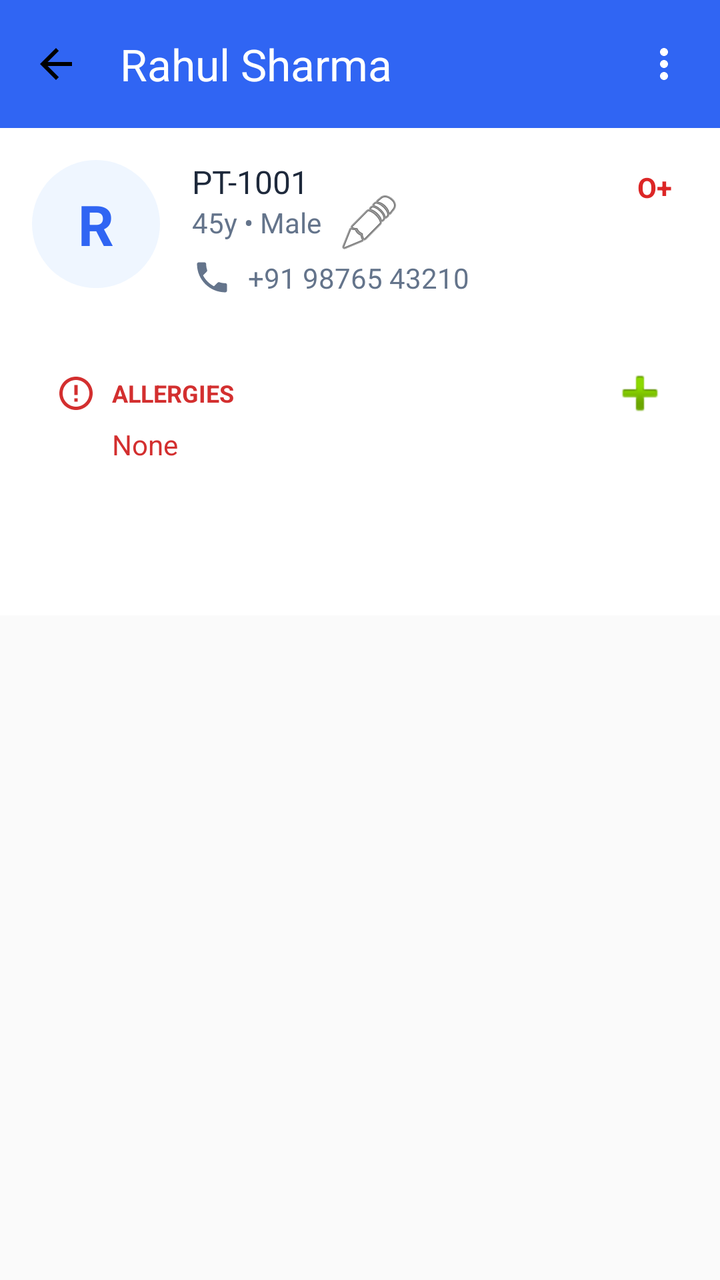
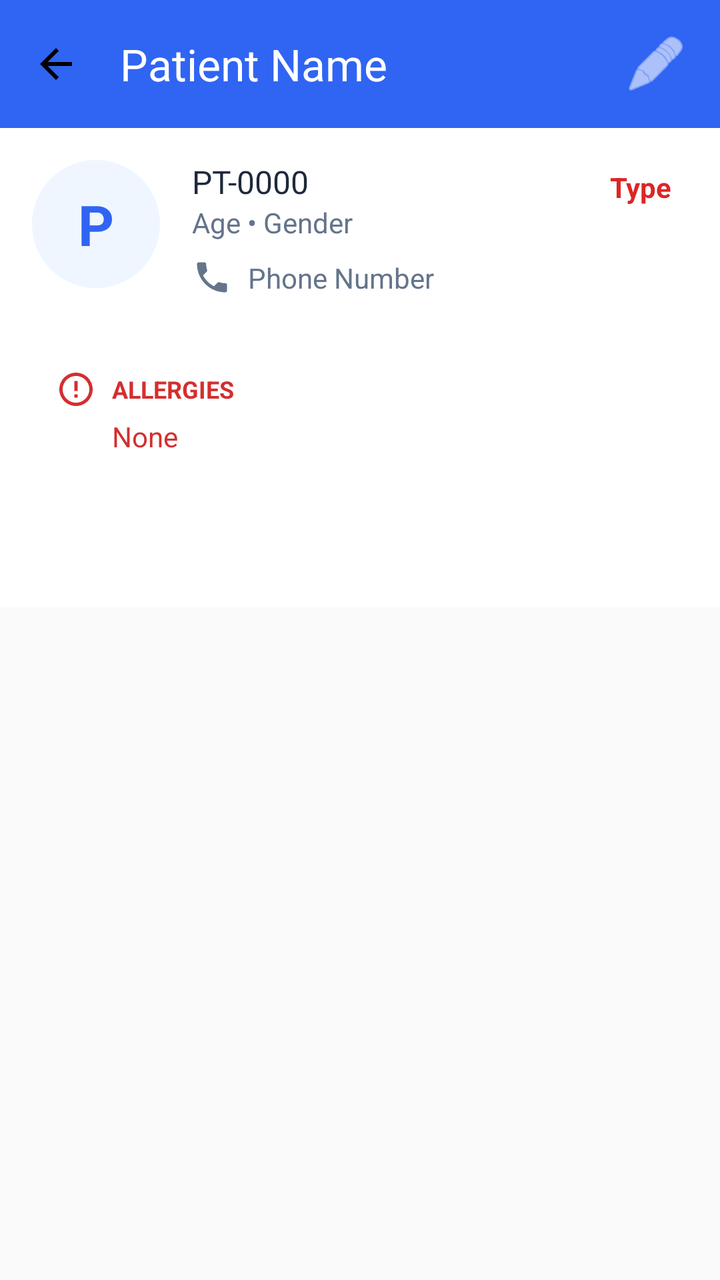

Two renders of the same Android screen: before a commit and after it. Below are the layout's source before the change and the commit's diff.
<!-- AndroidManifest.xml: activity theme Theme.Healthcare_app -->
<!-- res/layout/activity_patient_detail.xml -->
<?xml version="1.0" encoding="utf-8"?>
<LinearLayout xmlns:android="http://schemas.android.com/apk/res/android"
    xmlns:app="http://schemas.android.com/apk/res-auto"
    android:layout_width="match_parent"
    android:layout_height="match_parent"
    android:background="@color/patient_bg_main"
    android:fitsSystemWindows="true"
    android:orientation="vertical">

    <androidx.appcompat.widget.Toolbar
        android:id="@+id/toolbar"
        android:layout_width="match_parent"
        android:layout_height="?attr/actionBarSize"
        android:background="@color/patient_primary_blue"
        app:navigationIcon="@drawable/ic_arrow_back"
        app:titleTextColor="#FFFFFF"
        app:title="Rahul Sharma">

        <ImageView
            android:layout_width="wrap_content"
            android:layout_height="wrap_content"
            android:layout_gravity="end"
            android:padding="16dp"
            android:src="@drawable/ic_more_vert" />
    </androidx.appcompat.widget.Toolbar>

    <androidx.constraintlayout.widget.ConstraintLayout
        android:layout_width="match_parent"
        android:layout_height="wrap_content"
        android:padding="16dp"
        android:background="@color/patient_card_bg">

        <TextView
            android:id="@+id/avatar"
            android:layout_width="64dp"
            android:layout_height="64dp"
            android:background="@drawable/circle_avatar_bg"
            android:gravity="center"
            android:text="R"
            android:textColor="@color/patient_primary_blue"
            android:textSize="28sp"
            android:textStyle="bold"
            app:layout_constraintStart_toStartOf="parent"
            app:layout_constraintTop_toTopOf="parent" />

        <TextView
            android:id="@+id/patientId"
            android:layout_width="wrap_content"
            android:layout_height="wrap_content"
            android:layout_marginStart="16dp"
            android:text="PT-1001"
            android:textColor="@color/patient_text_primary"
            android:textSize="16sp"
            app:layout_constraintStart_toEndOf="@id/avatar"
            app:layout_constraintTop_toTopOf="@id/avatar" />

        <TextView
            android:id="@+id/patientDemographics"
            android:layout_width="wrap_content"
            android:layout_height="wrap_content"
            android:layout_marginStart="16dp"
            android:text="45y • Male"
            android:textColor="@color/patient_text_secondary"
            android:textSize="14sp"
            app:layout_constraintStart_toEndOf="@id/avatar"
            app:layout_constraintTop_toBottomOf="@id/patientId" />

        <ImageButton
            android:id="@+id/btnEditProfile"
            android:layout_width="32dp"
            android:layout_height="32dp"
            android:layout_marginStart="8dp"
            android:background="?attr/selectableItemBackgroundBorderless"
            android:src="@android:drawable/ic_menu_edit"
            app:layout_constraintStart_toEndOf="@id/patientDemographics"
            app:layout_constraintTop_toBottomOf="@id/patientId"
            app:layout_constraintBottom_toBottomOf="@id/patientDemographics"/>

        <TextView
            android:id="@+id/bloodType"
            android:layout_width="wrap_content"
            android:layout_height="wrap_content"
            android:background="@drawable/nav_item_background"
            android:backgroundTint="@color/patient_blood_type_bg"
            android:paddingHorizontal="8dp"
            android:paddingVertical="4dp"
            android:text="O+"
            android:textColor="@color/patient_blood_type_text"
            android:textSize="14sp"
            android:textStyle="bold"
            app:layout_constraintEnd_toEndOf="parent"
            app:layout_constraintTop_toTopOf="@id/avatar" />

        <ImageView
            android:id="@+id/phoneIcon"
            android:layout_width="wrap_content"
            android:layout_height="wrap_content"
            android:layout_marginStart="16dp"
            android:layout_marginTop="8dp"
            android:src="@drawable/ic_phone"
            app:layout_constraintStart_toEndOf="@id/avatar"
            app:layout_constraintTop_toBottomOf="@id/patientDemographics" />

        <TextView
            android:id="@+id/patientPhone"
            android:layout_width="wrap_content"
            android:layout_height="wrap_content"
            android:layout_marginStart="8dp"
            android:text="+91 98765 43210"
            android:textColor="@color/patient_text_secondary"
            android:textSize="14sp"
            app:layout_constraintBottom_toBottomOf="@id/phoneIcon"
            app:layout_constraintStart_toEndOf="@id/phoneIcon"
            app:layout_constraintTop_toTopOf="@id/phoneIcon" />

        <LinearLayout
            android:layout_width="match_parent"
            android:layout_height="wrap_content"
            android:layout_marginTop="24dp"
            android:background="@drawable/nav_item_background"
            android:backgroundTint="@color/patient_allergy_bg"
            android:orientation="vertical"
            android:padding="12dp"
            app:layout_constraintTop_toBottomOf="@id/phoneIcon">

            <RelativeLayout
                android:layout_width="match_parent"
                android:layout_height="wrap_content">

                <ImageView
                    android:id="@+id/alertIcon"
                    android:layout_width="wrap_content"
                    android:layout_height="wrap_content"
                    android:layout_centerVertical="true"
                    android:src="@drawable/ic_alert" />

                <TextView
                    android:layout_width="wrap_content"
                    android:layout_height="wrap_content"
                    android:layout_toEndOf="@id/alertIcon"
                    android:layout_centerVertical="true"
                    android:layout_marginStart="8dp"
                    android:text="ALLERGIES"
                    android:textColor="@color/patient_allergy_text"
                    android:textSize="12sp"
                    android:textStyle="bold" />

                <ImageButton
                    android:id="@+id/btnAddAllergy"
                    android:layout_width="24dp"
                    android:layout_height="24dp"
                    android:layout_alignParentEnd="true"
                    android:layout_centerVertical="true"
                    android:background="?attr/selectableItemBackgroundBorderless"
                    android:src="@android:drawable/ic_input_add" />
            </RelativeLayout>

            <TextView
                android:id="@+id/patientAllergies"
                android:layout_width="match_parent"
                android:layout_height="wrap_content"
                android:layout_marginStart="28dp"
                android:layout_marginTop="4dp"
                android:text="None"
                android:textColor="@color/patient_allergy_text"
                android:textSize="14sp" />
        </LinearLayout>
    </androidx.constraintlayout.widget.ConstraintLayout>

    <com.google.android.material.tabs.TabLayout
        android:id="@+id/tabLayout"
        android:layout_width="match_parent"
        android:layout_height="wrap_content"
        android:background="@color/patient_card_bg"
        app:tabIndicatorColor="@color/patient_primary_blue"
        app:tabSelectedTextColor="@color/patient_primary_blue"
        app:tabTextColor="@color/patient_text_secondary"
        app:tabMode="fixed"/>

    <androidx.viewpager2.widget.ViewPager2
        android:id="@+id/viewPager"
        android:layout_width="match_parent"
        android:layout_height="match_parent" />

</LinearLayout>
<!-- resources referenced by this layout -->
<resources>
  <color name="patient_allergy_bg">#FFF0F0</color>
  <color name="patient_allergy_text">#D32F2F</color>
  <color name="patient_bg_main">#FAFAFA</color>
  <color name="patient_blood_type_bg">#FEF2F2</color>
  <color name="patient_blood_type_text">#DC2626</color>
  <color name="patient_card_bg">#FFFFFF</color>
  <color name="patient_primary_blue">#3065F3</color>
  <color name="patient_text_primary">#1E293B</color>
  <color name="patient_text_secondary">#64748B</color>
  <!-- drawable circle_avatar_bg (drawable) -->
  <shape xmlns:android="http://schemas.android.com/apk/res/android" android:shape="oval">
      <solid android:color="@color/patient_chip_bg"/>
  </shape>
  <!-- drawable ic_alert (drawable) -->
  <vector xmlns:android="http://schemas.android.com/apk/res/android"
      android:width="20dp" android:height="20dp"
      android:viewportWidth="24" android:viewportHeight="24">
      <path android:fillColor="@color/patient_allergy_text"
          android:pathData="M11,15h2v2h-2zM11,7h2v6h-2zM12,2C6.48,2 2,6.48 2,12s4.48,10 10,10 10,-4.48 10,-10S17.52,2 12,2zM12,20c-4.41,0 -8,-3.59 -8,-8s3.59,-8 8,-8 8,3.59 8,8 -3.59,8 -8,8z"/>
  </vector>
  <!-- drawable ic_arrow_back (drawable) -->
  <vector xmlns:android="http://schemas.android.com/apk/res/android"
      android:width="24dp"
      android:height="24dp"
      android:viewportWidth="24"
      android:viewportHeight="24">
      <path
          android:fillColor="#000000"
          android:pathData="M20,11H7.83l5.59,-5.59L12,4l-8,8l8,8l1.41,-1.41L7.83,13H20v-2z"/>
  </vector>
  <!-- drawable ic_more_vert (drawable) -->
  <vector xmlns:android="http://schemas.android.com/apk/res/android"
      android:width="24dp" android:height="24dp"
      android:viewportWidth="24" android:viewportHeight="24">
      <path android:fillColor="#FFFFFF"
          android:pathData="M12,8c1.1,0 2,-0.9 2,-2s-0.9,-2 -2,-2 -2,0.9 -2,2 0.9,2 2,2zM12,10c-1.1,0 -2,0.9 -2,2s0.9,2 2,2 2,-0.9 2,-2 -0.9,-2 -2,-2zM12,16c-1.1,0 -2,0.9 -2,2s0.9,2 2,2 2,-0.9 2,-2 -0.9,-2 -2,-2z"/>
  </vector>
  <!-- drawable ic_phone (drawable) -->
  <vector xmlns:android="http://schemas.android.com/apk/res/android"
      android:width="20dp" android:height="20dp"
      android:viewportWidth="24" android:viewportHeight="24">
      <path android:fillColor="@color/patient_text_secondary"
          android:pathData="M6.62,10.79c1.44,2.83 3.76,5.14 6.59,6.59l2.2,-2.2c0.27,-0.27 0.67,-0.36 1.02,-0.24 1.12,0.37 2.33,0.57 3.57,0.57 0.55,0 1,0.45 1,1V20c0,0.55 -0.45,1 -1,1 -9.39,0 -17,-7.61 -17,-17 0,-0.55 0.45,-1 1,-1h3.5c0.55,0 1,0.45 1,1 0,1.25 0.2,2.45 0.57,3.57 0.11,0.35 0.03,0.74 -0.25,1.02l-2.2,2.2z"/>
  </vector>
  <!-- drawable nav_item_background (drawable) -->
  <?xml version="1.0" encoding="utf-8"?>
  <selector xmlns:android="http://schemas.android.com/apk/res/android">
      <item android:state_checked="true">
          <shape android:shape="rectangle">
              <solid android:color="@color/sidebar_item_active_bg" />
              <corners android:radius="28dp" />
          </shape>
      </item>
      <item android:drawable="@android:color/transparent" />
  </selector>
  <style name="Theme.Healthcare_app" parent="Base.Theme.Healthcare_app" />
  <color name="patient_chip_bg">#EFF6FF</color>
  <color name="sidebar_item_active_bg">#F0E8FF</color>
  <style name="Base.Theme.Healthcare_app" parent="Theme.Material3.DayNight.NoActionBar">
      </style>
</resources>

<!-- the commit's change to res/layout/activity_patient_detail.xml (unified diff, before → after) -->
@@ -14,14 +14,17 @@
         android:background="@color/patient_primary_blue"
         app:navigationIcon="@drawable/ic_arrow_back"
         app:titleTextColor="#FFFFFF"
-        app:title="Rahul Sharma">
+        app:title="Patient Name">
 
         <ImageView
+            android:id="@+id/btnToolbarEdit"
             android:layout_width="wrap_content"
             android:layout_height="wrap_content"
             android:layout_gravity="end"
             android:padding="16dp"
-            android:src="@drawable/ic_more_vert" />
+            android:background="?attr/selectableItemBackgroundBorderless"
+            android:src="@android:drawable/ic_menu_edit"
+            app:tint="#FFFFFF" />
     </androidx.appcompat.widget.Toolbar>
 
     <androidx.constraintlayout.widget.ConstraintLayout
@@ -36,7 +39,7 @@
             android:layout_height="64dp"
             android:background="@drawable/circle_avatar_bg"
             android:gravity="center"
-            android:text="R"
+            android:text="P"
             android:textColor="@color/patient_primary_blue"
             android:textSize="28sp"
             android:textStyle="bold"
@@ -48,7 +51,7 @@
             android:layout_width="wrap_content"
             android:layout_height="wrap_content"
             android:layout_marginStart="16dp"
-            android:text="PT-1001"
+            android:text="PT-0000"
             android:textColor="@color/patient_text_primary"
             android:textSize="16sp"
             app:layout_constraintStart_toEndOf="@id/avatar"
@@ -59,22 +62,11 @@
             android:layout_width="wrap_content"
             android:layout_height="wrap_content"
             android:layout_marginStart="16dp"
-            android:text="45y • Male"
+            android:text="Age • Gender"
             android:textColor="@color/patient_text_secondary"
             android:textSize="14sp"
             app:layout_constraintStart_toEndOf="@id/avatar"
             app:layout_constraintTop_toBottomOf="@id/patientId" />
-
-        <ImageButton
-            android:id="@+id/btnEditProfile"
-            android:layout_width="32dp"
-            android:layout_height="32dp"
-            android:layout_marginStart="8dp"
-            android:background="?attr/selectableItemBackgroundBorderless"
-            android:src="@android:drawable/ic_menu_edit"
-            app:layout_constraintStart_toEndOf="@id/patientDemographics"
-            app:layout_constraintTop_toBottomOf="@id/patientId"
-            app:layout_constraintBottom_toBottomOf="@id/patientDemographics"/>
 
         <TextView
             android:id="@+id/bloodType"
@@ -84,7 +76,7 @@
             android:backgroundTint="@color/patient_blood_type_bg"
             android:paddingHorizontal="8dp"
             android:paddingVertical="4dp"
-            android:text="O+"
+            android:text="Type"
             android:textColor="@color/patient_blood_type_text"
             android:textSize="14sp"
             android:textStyle="bold"
@@ -106,7 +98,7 @@
             android:layout_width="wrap_content"
             android:layout_height="wrap_content"
             android:layout_marginStart="8dp"
-            android:text="+91 98765 43210"
+            android:text="Phone Number"
             android:textColor="@color/patient_text_secondary"
             android:textSize="14sp"
             app:layout_constraintBottom_toBottomOf="@id/phoneIcon"
@@ -123,37 +115,27 @@
             android:padding="12dp"
             app:layout_constraintTop_toBottomOf="@id/phoneIcon">
 
-            <RelativeLayout
+            <LinearLayout
                 android:layout_width="match_parent"
-                android:layout_height="wrap_content">
+                android:layout_height="wrap_content"
+                android:orientation="horizontal"
+                android:gravity="center_vertical">
 
                 <ImageView
                     android:id="@+id/alertIcon"
                     android:layout_width="wrap_content"
                     android:layout_height="wrap_content"
-                    android:layout_centerVertical="true"
                     android:src="@drawable/ic_alert" />
 
                 <TextView
                     android:layout_width="wrap_content"
                     android:layout_height="wrap_content"
-                    android:layout_toEndOf="@id/alertIcon"
-                    android:layout_centerVertical="true"
                     android:layout_marginStart="8dp"
                     android:text="ALLERGIES"
                     android:textColor="@color/patient_allergy_text"
                     android:textSize="12sp"
                     android:textStyle="bold" />
-
-                <ImageButton
-                    android:id="@+id/btnAddAllergy"
-                    android:layout_width="24dp"
-                    android:layout_height="24dp"
-                    android:layout_alignParentEnd="true"
-                    android:layout_centerVertical="true"
-                    android:background="?attr/selectableItemBackgroundBorderless"
-                    android:src="@android:drawable/ic_input_add" />
-            </RelativeLayout>
+            </LinearLayout>
 
             <TextView
                 android:id="@+id/patientAllergies"
<!-- resource entries referenced after the edit -->
@@ -30,13 +30,6 @@
           android:fillColor="#000000"
           android:pathData="M20,11H7.83l5.59,-5.59L12,4l-8,8l8,8l1.41,-1.41L7.83,13H20v-2z"/>
   </vector>
-  <!-- drawable ic_more_vert (drawable) -->
-  <vector xmlns:android="http://schemas.android.com/apk/res/android"
-      android:width="24dp" android:height="24dp"
-      android:viewportWidth="24" android:viewportHeight="24">
-      <path android:fillColor="#FFFFFF"
-          android:pathData="M12,8c1.1,0 2,-0.9 2,-2s-0.9,-2 -2,-2 -2,0.9 -2,2 0.9,2 2,2zM12,10c-1.1,0 -2,0.9 -2,2s0.9,2 2,2 2,-0.9 2,-2 -0.9,-2 -2,-2zM12,16c-1.1,0 -2,0.9 -2,2s0.9,2 2,2 2,-0.9 2,-2 -0.9,-2 -2,-2z"/>
-  </vector>
   <!-- drawable ic_phone (drawable) -->
   <vector xmlns:android="http://schemas.android.com/apk/res/android"
       android:width="20dp" android:height="20dp"
